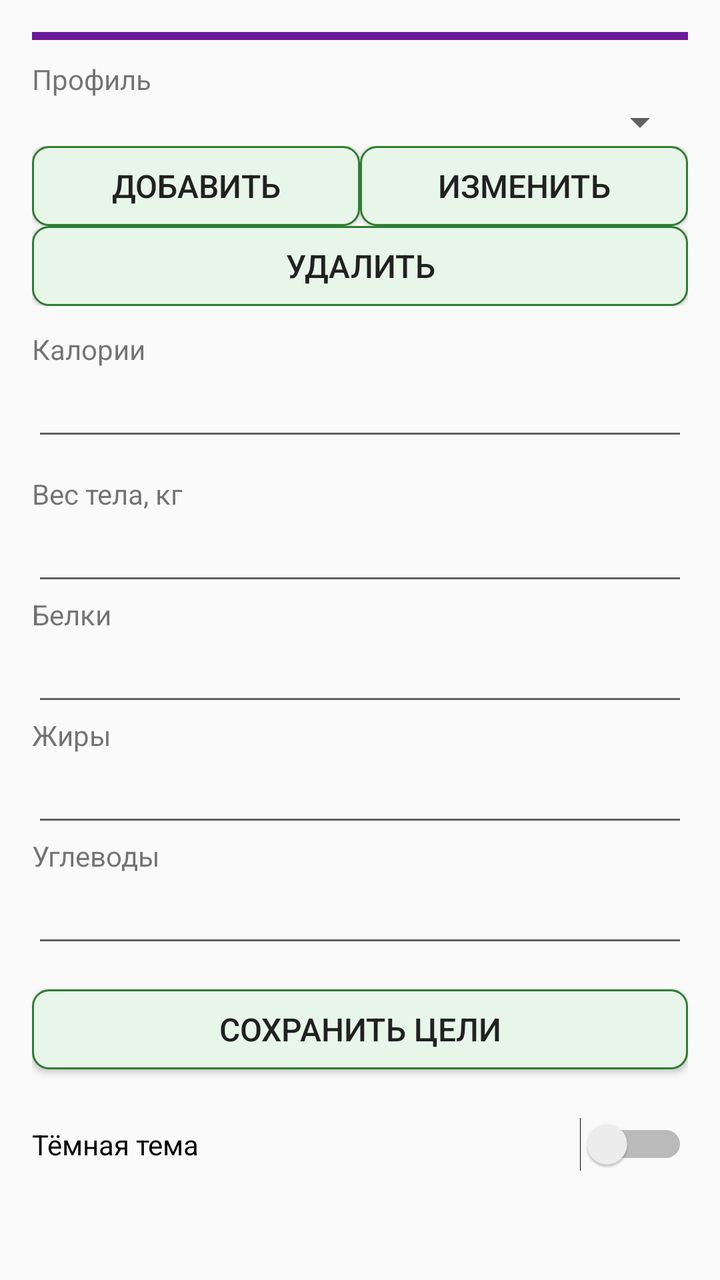
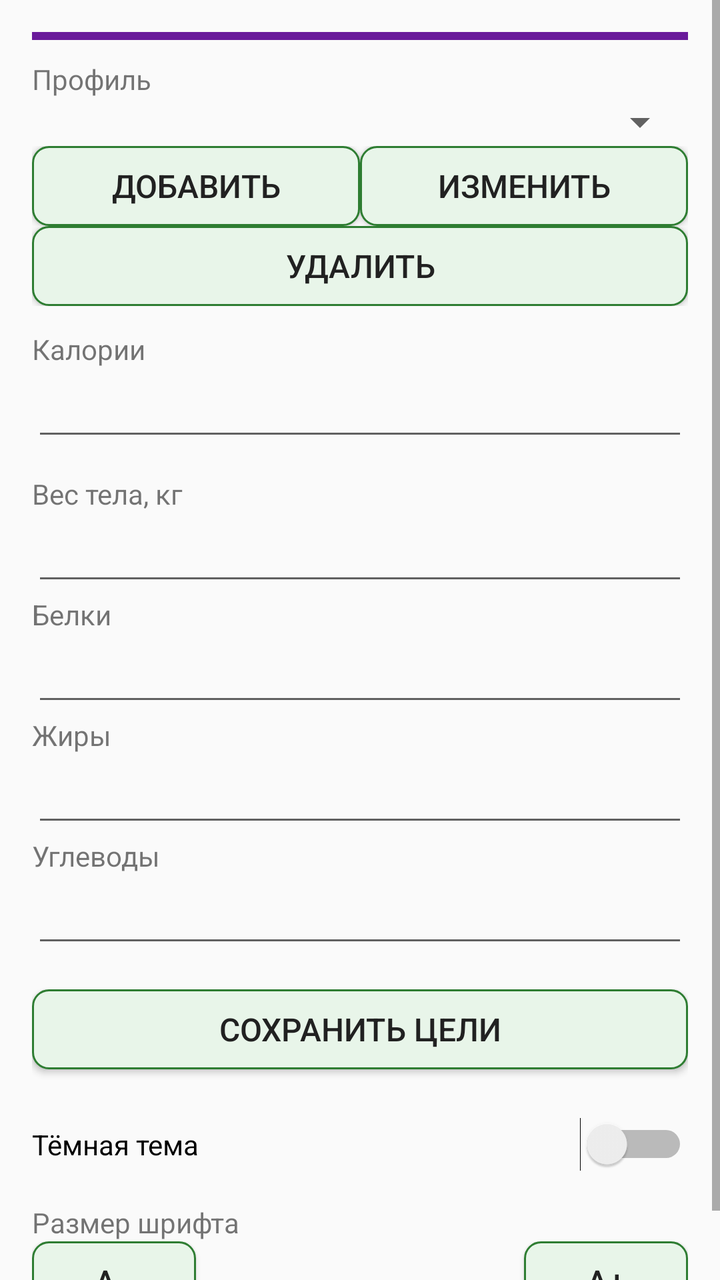

Screens rendered from an Android XML layout before and after an edit, with the pre-edit source and the edit as a unified diff.
<!-- AndroidManifest.xml: application theme AppTheme.Light -->
<!-- res/layout/fragment_profile.xml -->
<?xml version="1.0" encoding="utf-8"?>
<ScrollView xmlns:android="http://schemas.android.com/apk/res/android"
    android:layout_width="match_parent"
    android:layout_height="match_parent">

    <LinearLayout
        android:layout_width="match_parent"
        android:layout_height="wrap_content"
        android:orientation="vertical"
        android:padding="16dp">

        <View
            android:layout_width="match_parent"
            android:layout_height="4dp"
            android:layout_marginBottom="10dp"
            android:background="?attr/blockProfile" />

        <TextView
            android:layout_width="match_parent"
            android:layout_height="wrap_content"
            android:text="@string/profile_label" />

        <Spinner
            android:saveEnabled="false"
            android:id="@+id/profileSpinner"
            android:layout_width="match_parent"
            android:layout_height="wrap_content" />

        <LinearLayout
            android:layout_width="match_parent"
            android:layout_height="wrap_content"
            android:orientation="horizontal">

            <Button style="@style/AppButton"
                android:id="@+id/addProfileButton"
                android:layout_width="0dp"
                android:layout_weight="1"
                android:layout_height="wrap_content"
                android:minWidth="0dp"
                android:singleLine="true"
                android:text="@string/add_profile" />

            <Button style="@style/AppButton"
                android:id="@+id/renameProfileButton"
                android:layout_width="0dp"
                android:layout_weight="1"
                android:layout_height="wrap_content"
                android:minWidth="0dp"
                android:singleLine="true"
                android:text="@string/rename_profile" />
        </LinearLayout>

        <LinearLayout
            android:layout_width="match_parent"
            android:layout_height="wrap_content"
            android:orientation="horizontal">

            <Button style="@style/AppButton"
                android:id="@+id/deleteProfileButton"
                android:layout_width="0dp"
                android:layout_weight="1"
                android:layout_height="wrap_content"
                android:minWidth="0dp"
                android:singleLine="true"
                android:text="@string/delete_profile" />
        </LinearLayout>

        <TextView
            android:layout_width="match_parent"
            android:layout_height="wrap_content"
            android:layout_marginTop="12dp"
            android:text="@string/kcal" />

        <EditText
            android:id="@+id/targetKcalInput"
            android:layout_width="match_parent"
            android:layout_height="wrap_content"
            android:inputType="numberDecimal"
            android:saveEnabled="false" />

        <TextView
            android:layout_width="match_parent"
            android:layout_height="wrap_content"
            android:layout_marginTop="12dp"
            android:text="@string/body_weight" />

        <EditText
            android:id="@+id/weightInput"
            android:layout_width="match_parent"
            android:layout_height="wrap_content"
            android:inputType="numberDecimal"
            android:saveEnabled="false" />

        <TextView
            android:layout_width="match_parent"
            android:layout_height="wrap_content"
            android:text="@string/protein" />

        <EditText
            android:id="@+id/targetProteinInput"
            android:layout_width="match_parent"
            android:layout_height="wrap_content"
            android:inputType="numberDecimal"
            android:saveEnabled="false" />

        <TextView
            android:layout_width="match_parent"
            android:layout_height="wrap_content"
            android:text="@string/fat" />

        <EditText
            android:id="@+id/targetFatInput"
            android:layout_width="match_parent"
            android:layout_height="wrap_content"
            android:inputType="numberDecimal"
            android:saveEnabled="false" />

        <TextView
            android:layout_width="match_parent"
            android:layout_height="wrap_content"
            android:text="@string/carbs" />

        <EditText
            android:id="@+id/targetCarbsInput"
            android:layout_width="match_parent"
            android:layout_height="wrap_content"
            android:inputType="numberDecimal"
            android:saveEnabled="false" />

        <TextView
            android:id="@+id/schemeHint"
            android:layout_width="match_parent"
            android:layout_height="wrap_content"
            android:layout_marginTop="12dp"
            android:visibility="gone"
            android:text="@string/scheme_hint" />

        <Spinner
            android:saveEnabled="false"
            android:id="@+id/schemeSpinner"
            android:layout_width="match_parent"
            android:layout_height="wrap_content"
            android:visibility="gone"
            android:entries="@array/macro_schemes" />

        <Button style="@style/AppButton"
            android:id="@+id/saveTargetsButton"
            android:layout_width="match_parent"
            android:layout_height="wrap_content"
            android:layout_marginTop="16dp"
            android:text="@string/save_targets" />

        <Switch
            android:id="@+id/darkThemeSwitch"
            android:layout_width="match_parent"
            android:layout_height="wrap_content"
            android:layout_marginTop="24dp"
            android:text="@string/dark_theme" />

    </LinearLayout>

</ScrollView>
<!-- resources referenced by this layout -->
<resources>
  <string-array name="macro_schemes">
          <item>ВОЗ — сбалансированная</item>
          <item>IOM — средняя AMDR</item>
          <item>DASH</item>
          <item>Средиземноморская</item>
          <item>Зона</item>
          <item>Аткинс</item>
          <item>Низкожировая</item>
          <item>Высокобелковая</item>
          <item>Низкоуглеводная</item>
          <item>Кето</item>
      </string-array>
  <string name="add_profile">Добавить</string>
  <string name="body_weight">Вес тела, кг</string>
  <string name="carbs">Углеводы</string>
  <string name="dark_theme">Тёмная тема</string>
  <string name="delete_profile">Удалить</string>
  <string name="fat">Жиры</string>
  <string name="kcal">Калории</string>
  <string name="profile_label">Профиль</string>
  <string name="protein">Белки</string>
  <string name="rename_profile">Изменить</string>
  <string name="save_targets">Сохранить цели</string>
  <string name="scheme_hint">Схемы БЖУ при вводе калорий</string>
  <style name="AppButton" parent="@android:style/Widget.Material.Button">
          <item name="android:background">?attr/buttonBg</item>
          <item name="android:textColor">?android:attr/textColorPrimary</item>
          <item name="android:minHeight">40dp</item>
          <item name="android:textSize">16sp</item>
          <item name="android:paddingTop">4dp</item>
          <item name="android:paddingBottom">4dp</item>
          <item name="android:paddingStart">8dp</item>
          <item name="android:paddingEnd">8dp</item>
      </style>
  <color name="light_bg">#FAFAFA</color>
  <color name="light_text">#212121</color>
  <color name="light_secondary">#616161</color>
  <color name="accent_light">#2E7D32</color>
  <!-- drawable button_selector_light (drawable) -->
  <?xml version="1.0" encoding="utf-8"?>
  <selector xmlns:android="http://schemas.android.com/apk/res/android">
      <item android:state_pressed="true">
          <shape android:shape="rectangle">
              <solid android:color="#C8E6C9" />
              <stroke android:width="1dp" android:color="#2E7D32" />
              <corners android:radius="8dp" />
          </shape>
      </item>
      <item>
          <shape android:shape="rectangle">
              <solid android:color="#E8F5E9" />
              <stroke android:width="1dp" android:color="#2E7D32" />
              <corners android:radius="8dp" />
          </shape>
      </item>
  </selector>
  <color name="track_light">#E0E0E0</color>
  <color name="kcal_color">#EF6C00</color>
  <color name="protein_color">#1976D2</color>
  <color name="fat_color">#C2185B</color>
  <color name="carbs_color">#7B1FA2</color>
  <color name="recent_dish">@color/recent_dish_light</color>
  <color name="meal0">@color/meal0_light</color>
  <color name="meal1">@color/meal1_light</color>
  <color name="meal2">@color/meal2_light</color>
  <color name="meal3">@color/meal3_light</color>
  <color name="block_day">@color/block_day_light</color>
  <color name="block_products">@color/block_products_light</color>
  <color name="block_profile">@color/block_profile_light</color>
  <color name="recent_dish_light">#0288D1</color>
  <color name="meal0_light">#FFB74D</color>
  <color name="meal1_light">#81C784</color>
  <color name="meal2_light">#9575CD</color>
  <color name="meal3_light">#4FC3F7</color>
  <color name="block_day_light">#2E7D32</color>
  <color name="block_products_light">#1565C0</color>
  <color name="block_profile_light">#6A1B9A</color>
  <!-- unchanged entries left out for length: 1 -->
</resources>

<!-- the commit's change to res/layout/fragment_profile.xml (unified diff, before → after) -->
@@ -157,6 +157,43 @@
             android:layout_marginTop="24dp"
             android:text="@string/dark_theme" />
 
+        <TextView
+            android:id="@+id/fontLabel"
+            android:layout_width="match_parent"
+            android:layout_height="wrap_content"
+            android:layout_marginTop="16dp"
+            android:text="@string/font_size_title" />
+
+        <LinearLayout
+            android:layout_width="match_parent"
+            android:layout_height="wrap_content"
+            android:orientation="horizontal">
+
+            <Button style="@style/AppButton"
+                android:id="@+id/fontMinusButton"
+                android:layout_width="0dp"
+                android:layout_weight="1"
+                android:layout_height="wrap_content"
+                android:minWidth="0dp"
+                android:text="@string/font_minus" />
+
+            <TextView
+                android:id="@+id/fontValue"
+                android:layout_width="0dp"
+                android:layout_weight="2"
+                android:layout_height="wrap_content"
+                android:gravity="center"
+                android:textSize="15sp" />
+
+            <Button style="@style/AppButton"
+                android:id="@+id/fontPlusButton"
+                android:layout_width="0dp"
+                android:layout_weight="1"
+                android:layout_height="wrap_content"
+                android:minWidth="0dp"
+                android:text="@string/font_plus" />
+        </LinearLayout>
+
     </LinearLayout>
 
 </ScrollView>
<!-- resource entries referenced after the edit -->
@@ -18,6 +18,9 @@
   <string name="dark_theme">Тёмная тема</string>
   <string name="delete_profile">Удалить</string>
   <string name="fat">Жиры</string>
+  <string name="font_minus">A−</string>
+  <string name="font_plus">A+</string>
+  <string name="font_size_title">Размер шрифта</string>
   <string name="kcal">Калории</string>
   <string name="profile_label">Профиль</string>
   <string name="protein">Белки</string>
@@ -28,7 +31,7 @@
           <item name="android:background">?attr/buttonBg</item>
           <item name="android:textColor">?android:attr/textColorPrimary</item>
           <item name="android:minHeight">40dp</item>
-          <item name="android:textSize">16sp</item>
+          <item name="android:textSize">16dp</item>
           <item name="android:paddingTop">4dp</item>
           <item name="android:paddingBottom">4dp</item>
           <item name="android:paddingStart">8dp</item>
